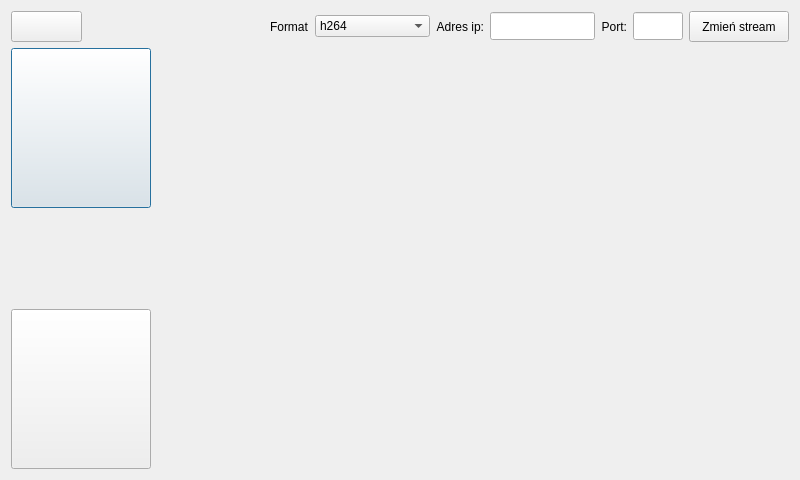
Before: the Qt Designer form chickencoop.ui in mateusur/Home_automation, drawn with Qt 5.
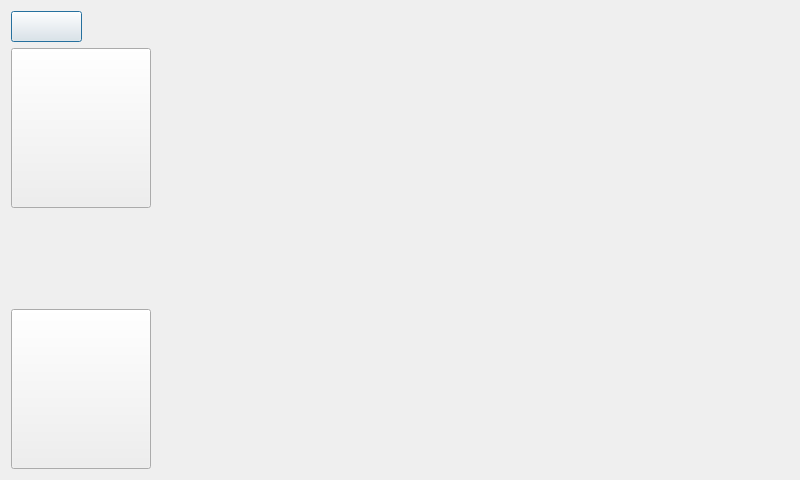
After: the same form once the commit is applied.

Commit message: Stream settings moved to separate class

The edit to the form file:
```diff
--- a/chickencoop.ui
+++ b/chickencoop.ui
@@ -17,12 +17,18 @@
    <string notr="true"/>
   </property>
   <layout class="QGridLayout" name="gridLayout">
-   <item row="0" column="7">
-    <widget class="QLineEdit" name="lineEdit_port">
+   <item row="0" column="0">
+    <widget class="QPushButton" name="return_button">
      <property name="minimumSize">
       <size>
-       <width>50</width>
-       <height>28</height>
+       <width>71</width>
+       <height>31</height>
+      </size>
+     </property>
+     <property name="maximumSize">
+      <size>
+       <width>71</width>
+       <height>31</height>
       </size>
      </property>
      <property name="text">
@@ -65,7 +71,7 @@
       <enum>Qt::Vertical</enum>
      </property>
      <property name="sizeType">
-      <enum>QSizePolicy::Maximum</enum>
+      <enum>QSizePolicy::Expanding</enum>
      </property>
      <property name="sizeHint" stdset="0">
       <size>
@@ -75,91 +81,6 @@
      </property>
     </spacer>
    </item>
-   <item row="0" column="1">
-    <spacer name="horizontalSpacer">
-     <property name="orientation">
-      <enum>Qt::Horizontal</enum>
-     </property>
-     <property name="sizeHint" stdset="0">
-      <size>
-       <width>628</width>
-       <height>20</height>
-      </size>
-     </property>
-    </spacer>
-   </item>
-   <item row="0" column="6">
-    <widget class="QLabel" name="label_2">
-     <property name="text">
-      <string>Port:</string>
-     </property>
-     <property name="alignment">
-      <set>Qt::AlignRight|Qt::AlignTrailing|Qt::AlignVCenter</set>
-     </property>
-    </widget>
-   </item>
-   <item row="0" column="5">
-    <widget class="QLineEdit" name="lineEdit_ip">
-     <property name="minimumSize">
-      <size>
-       <width>105</width>
-       <height>28</height>
-      </size>
-     </property>
-     <property name="text">
-      <string/>
-     </property>
-    </widget>
-   </item>
-   <item row="0" column="2">
-    <widget class="QLabel" name="label_3">
-     <property name="text">
-      <string>Format</string>
-     </property>
-    </widget>
-   </item>
-   <item row="0" column="0">
-    <widget class="QPushButton" name="return_button">
-     <property name="minimumSize">
-      <size>
-       <width>71</width>
-       <height>31</height>
-      </size>
-     </property>
-     <property name="maximumSize">
-      <size>
-       <width>71</width>
-       <height>31</height>
-      </size>
-     </property>
-     <property name="text">
-      <string/>
-     </property>
-    </widget>
-   </item>
-   <item row="0" column="4">
-    <widget class="QLabel" name="label">
-     <property name="text">
-      <string>Adres ip:</string>
-     </property>
-     <property name="alignment">
-      <set>Qt::AlignRight|Qt::AlignTrailing|Qt::AlignVCenter</set>
-     </property>
-    </widget>
-   </item>
-   <item row="0" column="8">
-    <widget class="QPushButton" name="pushButton_stream">
-     <property name="minimumSize">
-      <size>
-       <width>100</width>
-       <height>31</height>
-      </size>
-     </property>
-     <property name="text">
-      <string>Zmień stream</string>
-     </property>
-    </widget>
-   </item>
    <item row="3" column="0">
     <widget class="QPushButton" name="down_button">
      <property name="minimumSize">
@@ -179,26 +100,6 @@
      </property>
     </widget>
    </item>
-   <item row="0" column="3">
-    <widget class="QComboBox" name="comboBox_format">
-     <property name="minimumSize">
-      <size>
-       <width>115</width>
-       <height>0</height>
-      </size>
-     </property>
-     <item>
-      <property name="text">
-       <string>h264</string>
-      </property>
-     </item>
-     <item>
-      <property name="text">
-       <string>mjpeg</string>
-      </property>
-     </item>
-    </widget>
-   </item>
   </layout>
  </widget>
  <resources/>
```
Left out of the diff: 15 changed lines with no effect on the pictures. The commit also changes 2 other files.
